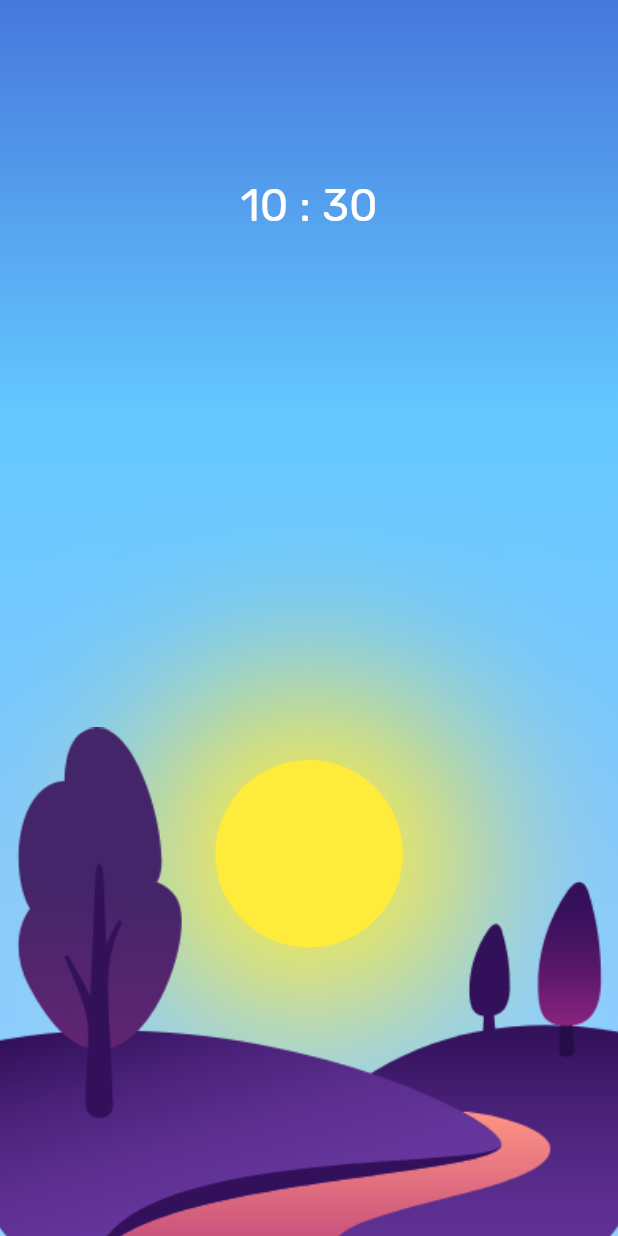
After one commit to LeChatErrant/day_n_night, a Flutter app: the screen it shows after launch, on a phone screen of 412 x 824 dp. The commit adds this screen. Run offline on Flutter 3.47's test engine with Material 2 defaults, Android fonts, the phone set to English and light mode, and no system bars; our stand-ins replace google_fonts.

Commit message:
refactor: the whole background is now wrapped inside a single widget, totally split from the demo code

```diff
--- /dev/null
+++ b/lib/components/DynamicBackground.dart
@@ -0,0 +1,58 @@
+import 'dart:math';
+
+import 'package:flutter/material.dart';
+
+import 'DynamicGradientContainer.dart';
+import 'Land.dart';
+import 'Sun.dart';
+
+class DynamicBackground extends StatelessWidget {
+  const DynamicBackground({
+    Key? key,
+    required this.time,
+    this.sunAnimationDelta = 10,
+    this.sunAnimationTime = 3,
+  }) : super(key: key);
+
+  final DateTime time;
+  final double sunAnimationDelta;
+  final double sunAnimationTime;
+
+  final double minSunPosition = -200;
+  final double maxSunPosition = 250;
+
+  // Used to get a % of how advanced is the time in the day
+  // 0.0 is midnight, 1.0 is midday
+  double getTimeRatio() {
+    // 0 is 00:00, 2 is 24:00
+    double fullDayRatio = (this.time.hour * 60 + this.time.minute) / (60 * 12);
+    // 00:00 is 0, 06:00 is 0.5, 12:00 is 1, 18:00 is 0.5, 24:00 is 00
+    double timeRatio = min(fullDayRatio, 1) - max(fullDayRatio - 1, 0);
+    return timeRatio;
+  }
+
+  // Sun position is calculated between two points depending on timeRatio
+  double getSunPosition() {
+    double sunPosition = minSunPosition + (maxSunPosition - minSunPosition) * getTimeRatio();
+    return sunPosition;
+  }
+
+  @override
+  Widget build(BuildContext context) {
+    return DynamicGradientContainer(
+      time: this.time,
+      child: Stack(
+        alignment: Alignment.center,
+        children: [
+          Sun(
+            delta: this.sunAnimationDelta,
+            seconds: this.sunAnimationTime,
+            verticalPosition: getSunPosition(),
+            size: 125,
+          ),
+          Land(),
+        ],
+      ),
+    );
+  }
+}
--- a/lib/components/Sun.dart
+++ b/lib/components/Sun.dart
@@ -23,6 +23,7 @@ class Sun extends StatefulWidget {
 class _SunState extends State<Sun> {
   double height;
   bool up = false;
+  late Timer timer;
 
   _SunState({required this.height});
 
@@ -40,8 +41,14 @@ class _SunState extends State<Sun> {
   @override
   void initState() {
     final ms = (widget.seconds * 1000).floor();
-    Timer.periodic(Duration(milliseconds: ms), (timer) => changePosition());
+    this.timer = Timer.periodic(Duration(milliseconds: ms), (timer) => changePosition());
     super.initState();
+  }
+
+  @override
+  void dispose() {
+    this.timer.cancel();
+    super.dispose();
   }
 
   @override
--- /dev/null
+++ b/lib/components/demo/FullPageTimeDisplay.dart
@@ -0,0 +1,36 @@
+import 'package:flutter/material.dart';
+import 'package:google_fonts/google_fonts.dart';
+import 'package:intl/intl.dart';
+
+class FullPageTimeDisplay extends StatelessWidget {
+  const FullPageTimeDisplay({
+    Key? key,
+    required this.time,
+  }) : super(key: key);
+
+  final DateTime time;
+
+  @override
+  Widget build(BuildContext context) {
+    return Column(
+      children: [
+        Flexible(
+          flex: 1,
+          child: Center(
+            child: Text(
+              DateFormat('HH : mm').format(this.time),
+              style: GoogleFonts.rubik(
+                color: Colors.white,
+                fontSize: 30,
+              ),
+            ),
+          ),
+        ),
+        Flexible(
+          flex: 2,
+          child: Container(),
+        ),
+      ],
+    );
+  }
+}
--- a/lib/main.dart
+++ b/lib/main.dart
@@ -1,9 +1,13 @@
 import 'dart:async';
 import 'dart:math';
 
+import 'package:day_n_night/components/DynamicBackground.dart';
 import 'package:day_n_night/components/DynamicGradientContainer.dart';
-import 'package:day_n_night/components/FreeCircularSlider.dart';
+import 'package:day_n_night/components/demo/FreeCircularSlider.dart';
 import 'package:day_n_night/components/Sun.dart';
+import 'package:day_n_night/components/demo/FullPageTimeDisplay.dart';
+import 'package:day_n_night/components/demo/MediumTouchIndicator.dart';
+import 'package:day_n_night/components/demo/SmallTouchIndicator.dart';
 import 'package:flutter/material.dart';
 import 'package:google_fonts/google_fonts.dart';
 import 'package:intl/intl.dart';
@@ -15,7 +19,6 @@ void main() {
 }
 
 class MyApp extends StatelessWidget {
-  // This widget is the root of your application.
   @override
   Widget build(BuildContext context) {
     return MaterialApp(
@@ -38,25 +41,6 @@ class _MyHomePageState extends State<MyHomePage> {
   DateTime time = DateTime.now();
   bool isDragging = false;
 
-  final double minSunPosition = -200;
-  final double maxSunPosition = 250;
-
-    // Used to get a % of how advanced the time is in the day
-  // 0% is midnight, 100% is midday
-  double getTimeRatio() {
-    // 0 is 00:00, 2 is 24:00
-    double fullDayRatio = (this.time.hour * 60 + this.time.minute) / (60 * 12);
-    // 00:00 is 0, 06:00 is 0.5, 12:00 is 1, 18:00 is 0.5, 24:00 is 00
-    double timeRatio = min(fullDayRatio, 1) - max(fullDayRatio - 1, 0);
-    return timeRatio;
-  }
-
-  // Sun position is calculated between two points depending on timeRation
-  double getSunPosition() {
-    double sunPosition = minSunPosition + (maxSunPosition - minSunPosition) * getTimeRatio();
-    return sunPosition;
-  }
-
   @override
   Widget build(BuildContext context) {
     return Scaffold(
@@ -64,6 +48,19 @@ class _MyHomePageState extends State<MyHomePage> {
       body: FreeCircularSlider(
         minValue: 0,
         maxValue: 1440,
+        centralChild: MediumTouchIndicator(),
+        draggedChild: SmallTouchIndicator(),
+        child: Stack(
+          alignment: Alignment.center,
+          children: [
+            DynamicBackground(
+              time: this.time,
+              sunAnimationDelta: this.isDragging ? 0 : 10,
+              sunAnimationTime: this.isDragging ? 1 : 3,
+            ),
+            FullPageTimeDisplay(time: this.time),
+          ],
+        ),
         onDragStart: () {
           setState(() {
             this.isDragging = true;
@@ -86,55 +83,6 @@ class _MyHomePageState extends State<MyHomePage> {
             );
           });
         },
-        centralChild: Container(
-          decoration: BoxDecoration(
-            gradient: RadialGradient(
-              colors: [Colors.black, Colors.grey]
-            ),
-            shape: BoxShape.circle,
-          ),
-        ),
-        draggedChild: Container(
-          decoration: BoxDecoration(
-            color: Colors.grey,
-            shape: BoxShape.circle,
-          ),
-        ),
-        child: DynamicGradientContainer(
-          time: this.time,
-          child: Stack(
-            alignment: Alignment.center,
-            children: [
-              Column(
-                children: [
-                  Flexible(
-                    flex: 1,
-                    child: Center(
-                      child: Text(
-                        DateFormat('HH : mm').format(this.time),
-                        style: GoogleFonts.rubik(
-                          color: Colors.white,
-                          fontSize: 30
-                        ),
-                      ),
-                    ),
-                  ),
-                  Flexible(
-                    flex: 2,
-                    child: Container(),
-                  ),
-                ],
-              ),
-              Sun(
-                delta: isDragging ? 0 : 10,
-                seconds: isDragging ? 1 : 3,
-                verticalPosition: getSunPosition(),
-                size: 125,
-              ),
-              Land(),
-            ],
-          ),
-        ),
       ),
     );
   }
```
Also changed, not shown: lib/components/demo/MediumTouchIndicator.dart (added, +17 -0 lines), lib/components/demo/SmallTouchIndicator.dart (added, +15 -0 lines), lib/components/demo/FreeCircularSlider.dart (renamed from lib/components/FreeCircularSlider.dart), 1 other file.
